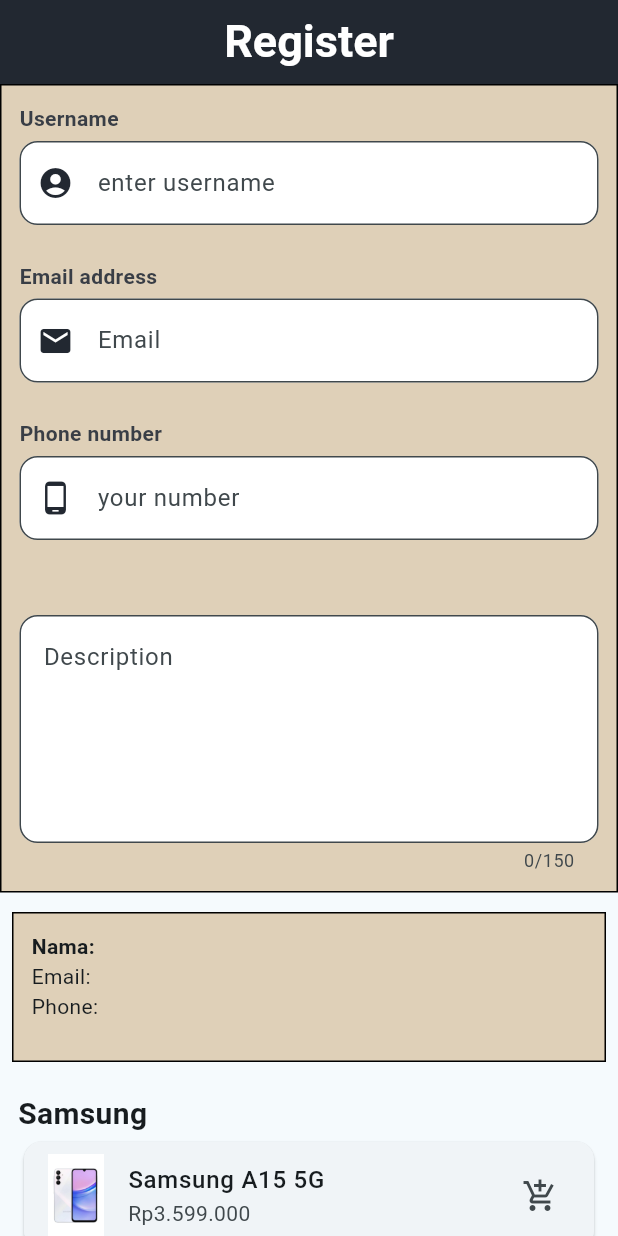
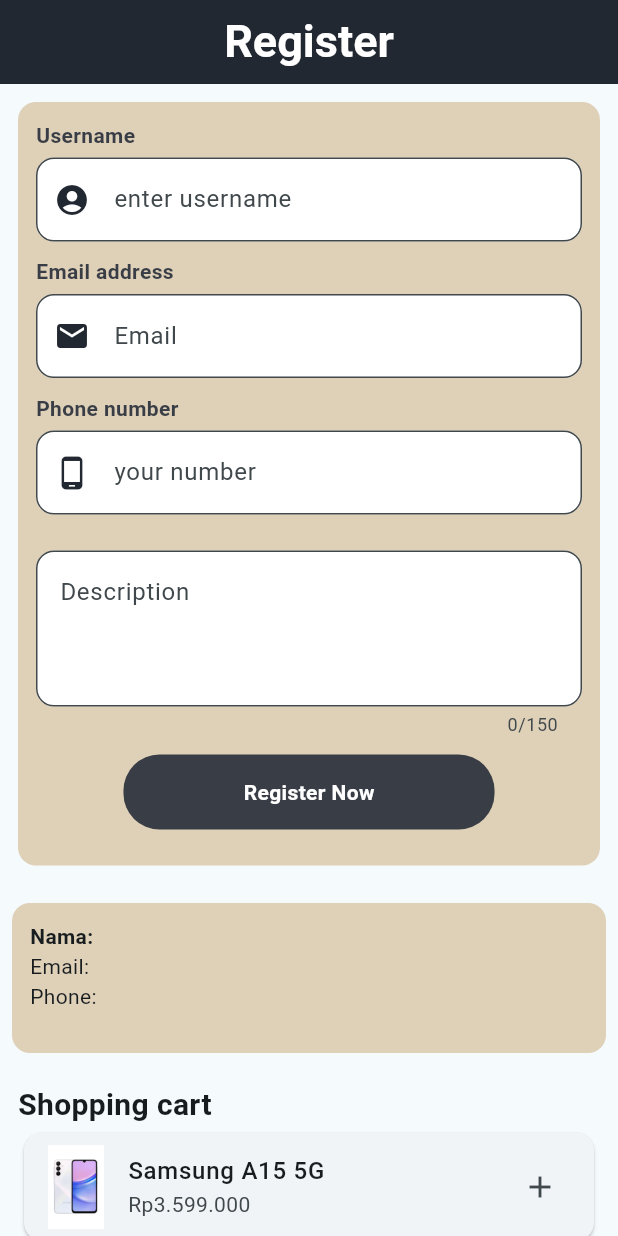
Before and after one commit to qeisandi/andippkd_mpro_b2, a Flutter app: the screen it shows after launch, on a phone screen of 412 x 824 dp. Run offline on Flutter 3.47's test engine with Material 3 defaults, Android fonts, the phone set to English and light mode, and no system bars.

Commit message:
tugas 4 flutter

```diff
--- a/lib/meet_empat/tugas_empat_flutter.dart
+++ b/lib/meet_empat/tugas_empat_flutter.dart
@@ -30,10 +30,11 @@ class _MeetEmpatState extends State<MeetEmpat> {
         children: [
           Container(
             padding: EdgeInsets.all(12),
+            margin: EdgeInsets.all(12),
             // margin: EdgeInsets.symmetric(vertical: 50),
             decoration: BoxDecoration(
-              border: Border.all(color: Colors.black),
               color: Color(0xffDFD0B8),
+              borderRadius: BorderRadius.all(Radius.circular(12)),
             ),
             child: Column(
               children: [
@@ -69,7 +70,7 @@ class _MeetEmpatState extends State<MeetEmpat> {
                     ),
                   ),
                 ),
-                Padding(padding: EdgeInsets.all(12)),
+                Padding(padding: EdgeInsets.all(5)),
                 Row(
                   children: [
                     Text(
@@ -99,7 +100,7 @@ class _MeetEmpatState extends State<MeetEmpat> {
                     ),
                   ),
                 ),
-                Padding(padding: EdgeInsets.all(12)),
+                Padding(padding: EdgeInsets.all(5)),
                 Row(
                   children: [
                     Text(
@@ -132,9 +133,9 @@ class _MeetEmpatState extends State<MeetEmpat> {
                     ),
                   ),
                 ),
-                Padding(padding: EdgeInsets.all(25)),
+                Padding(padding: EdgeInsets.all(12)),
                 TextField(
-                  maxLines: 5,
+                  maxLines: 3,
                   maxLength: 150,
                   decoration: InputDecoration(
                     hintText: 'Description',
@@ -142,6 +143,21 @@ class _MeetEmpatState extends State<MeetEmpat> {
                     fillColor: Colors.white,
                     border: OutlineInputBorder(
                       borderRadius: BorderRadius.circular(12),
+                    ),
+                  ),
+                ),
+                Container(
+                  padding: EdgeInsets.symmetric(horizontal: 80, vertical: 15),
+                  margin: EdgeInsets.all(12),
+                  decoration: BoxDecoration(
+                    borderRadius: BorderRadius.all(Radius.circular(24)),
+                    color: Color(0xff393E46),
+                  ),
+                  child: Text(
+                    'Register Now',
+                    style: TextStyle(
+                      color: Colors.white,
+                      fontWeight: FontWeight.bold,
                     ),
                   ),
                 ),
@@ -157,7 +173,7 @@ class _MeetEmpatState extends State<MeetEmpat> {
               width: 500,
               decoration: BoxDecoration(
                 color: Color(0xffDFD0B8),
-                border: Border.all(color: Colors.black),
+                borderRadius: BorderRadius.all(Radius.circular(12)),
               ),
               child: Column(
                 crossAxisAlignment: CrossAxisAlignment.start,
@@ -179,7 +195,7 @@ class _MeetEmpatState extends State<MeetEmpat> {
                 Row(
                   children: [
                     Text(
-                      'Samsung',
+                      'Shopping cart',
                       style: TextStyle(
                         fontSize: 20,
                         fontWeight: FontWeight.bold,
@@ -189,7 +205,7 @@ class _MeetEmpatState extends State<MeetEmpat> {
                 ),
                 Card(
                   child: ListTile(
-                    trailing: Icon(Icons.add_shopping_cart),
+                    trailing: Icon(Icons.add),
                     leading: Image.asset('assets/image/samsung1.jpg'),
                     title: Text(
                       'Samsung A15 5G',
@@ -200,7 +216,7 @@ class _MeetEmpatState extends State<MeetEmpat> {
                 ),
                 Card(
                   child: ListTile(
-                    trailing: Icon(Icons.add_shopping_cart),
+                    trailing: Icon(Icons.add),
                     leading: Image.asset('assets/image/samsung2.jpg'),
                     title: Text(
                       'Galaxy S24 Ultra',
@@ -211,7 +227,7 @@ class _MeetEmpatState extends State<MeetEmpat> {
                 ),
                 Card(
                   child: ListTile(
-                    trailing: Icon(Icons.add_shopping_cart),
+                    trailing: Icon(Icons.add),
                     leading: Image.asset('assets/image/samsung3.jpg'),
                     title: Text(
                       'Galaxy S22',
@@ -222,7 +238,7 @@ class _MeetEmpatState extends State<MeetEmpat> {
                 ),
                 Card(
                   child: ListTile(
-                    trailing: Icon(Icons.add_shopping_cart),
+                    trailing: Icon(Icons.add),
                     leading: Image.asset('assets/image/samsung4.jpg'),
                     title: Text(
                       'S21 Ultra',
@@ -233,7 +249,7 @@ class _MeetEmpatState extends State<MeetEmpat> {
                 ),
                 Card(
                   child: ListTile(
-                    trailing: Icon(Icons.add_shopping_cart),
+                    trailing: Icon(Icons.add),
                     leading: Image.asset('assets/image/samsung5.jpg'),
                     title: Text(
                       'S24 Ultra',
```
